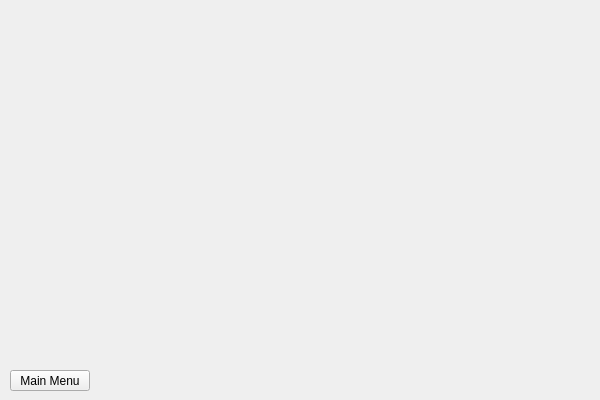
First picture: the form in European-Vacation-Program/editwindow.ui, repository AaronGeesink/CS1D-European-Vacation-Project, before the edit.
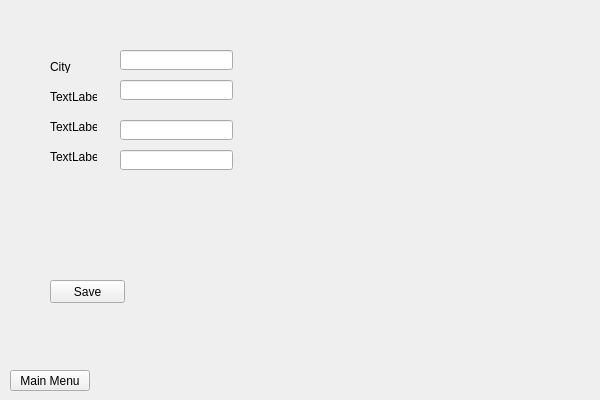
Second picture: the form after the edit.

Diff of the .ui file:
```diff
--- a/European-Vacation-Program/editwindow.ui
+++ b/European-Vacation-Program/editwindow.ui
@@ -26,6 +26,111 @@
     <string>Main Menu</string>
    </property>
   </widget>
+  <widget class="QPushButton" name="saveButton">
+   <property name="geometry">
+    <rect>
+     <x>50</x>
+     <y>280</y>
+     <width>75</width>
+     <height>23</height>
+    </rect>
+   </property>
+   <property name="text">
+    <string>Save</string>
+   </property>
+  </widget>
+  <widget class="QLabel" name="label">
+   <property name="geometry">
+    <rect>
+     <x>50</x>
+     <y>60</y>
+     <width>47</width>
+     <height>13</height>
+    </rect>
+   </property>
+   <property name="text">
+    <string>City</string>
+   </property>
+  </widget>
+  <widget class="QLabel" name="label_2">
+   <property name="geometry">
+    <rect>
+     <x>50</x>
+     <y>90</y>
+     <width>47</width>
+     <height>13</height>
+    </rect>
+   </property>
+   <property name="text">
+    <string>TextLabel</string>
+   </property>
+  </widget>
+  <widget class="QLabel" name="label_3">
+   <property name="geometry">
+    <rect>
+     <x>50</x>
+     <y>120</y>
+     <width>47</width>
+     <height>13</height>
+    </rect>
+   </property>
+   <property name="text">
+    <string>TextLabel</string>
+   </property>
+  </widget>
+  <widget class="QLabel" name="label_4">
+   <property name="geometry">
+    <rect>
+     <x>50</x>
+     <y>150</y>
+     <width>47</width>
+     <height>13</height>
+    </rect>
+   </property>
+   <property name="text">
+    <string>TextLabel</string>
+   </property>
+  </widget>
+  <widget class="QLineEdit" name="lineEdit">
+   <property name="geometry">
+    <rect>
+     <x>120</x>
+     <y>50</y>
+     <width>113</width>
+     <height>20</height>
+    </rect>
+   </property>
+  </widget>
+  <widget class="QLineEdit" name="lineEdit_2">
+   <property name="geometry">
+    <rect>
+     <x>120</x>
+     <y>80</y>
+     <width>113</width>
+     <height>20</height>
+    </rect>
+   </property>
+  </widget>
+  <widget class="QLineEdit" name="lineEdit_3">
+   <property name="geometry">
+    <rect>
+     <x>120</x>
+     <y>120</y>
+     <width>113</width>
+     <height>20</height>
+    </rect>
+   </property>
+  </widget>
+  <widget class="QLineEdit" name="lineEdit_4">
+   <property name="geometry">
+    <rect>
+     <x>120</x>
+     <y>150</y>
+     <width>113</width>
+     <height>20</height>
+    </rect>
+   </property>
+  </widget>
  </widget>
  <resources/>
  <connections/>
```
